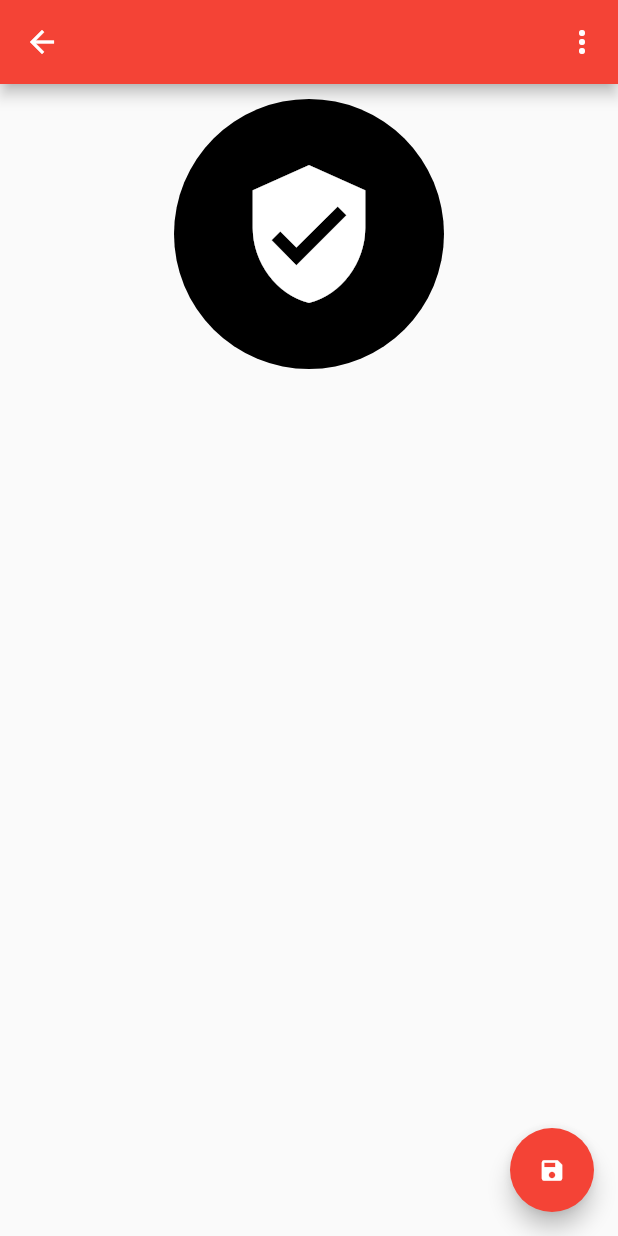
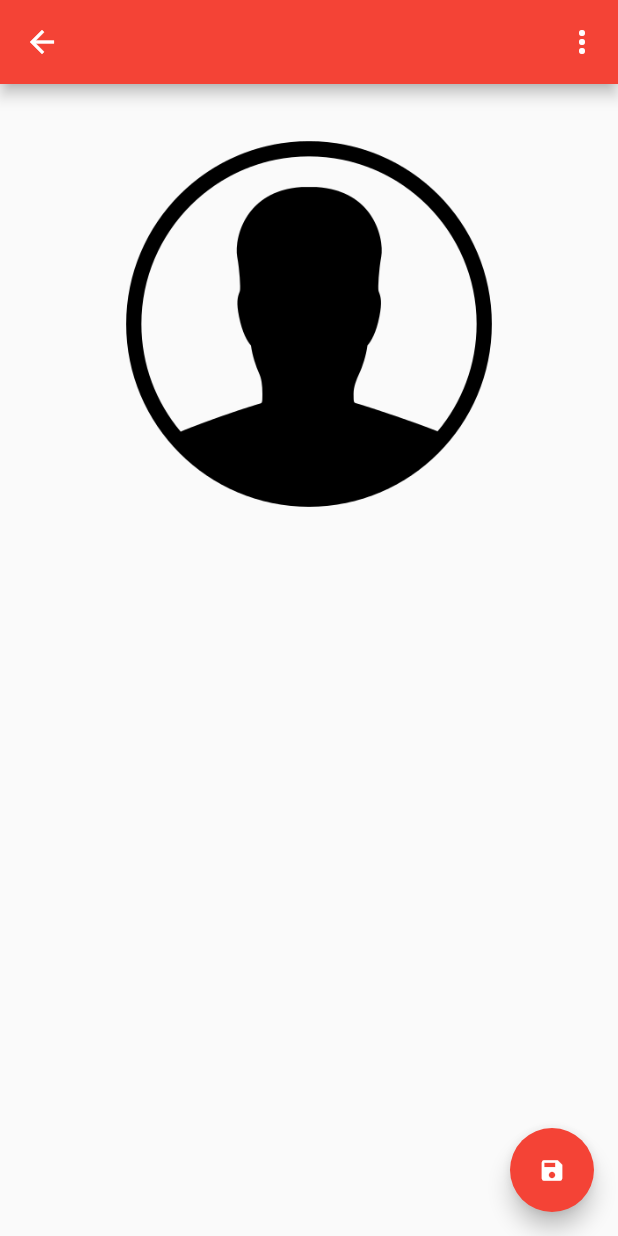
Before and after one commit to matheusnasser/contact-flutter-app, a Flutter app: the screen it shows after launch, after a tap on the "add" icon, on a phone screen of 412 x 824 dp. Run offline on Flutter 3.47's test engine with Material 2 defaults, Android fonts, the phone set to English and light mode, and no system bars; our stand-ins replace image_picker, sqflite; accounts and stored records are empty.

```diff
--- a/lib/helpers/contact_helper.dart
+++ b/lib/helpers/contact_helper.dart
@@ -30,7 +30,7 @@ class ContactHelper {
 
   Future<Database> initDb() async {
     final databasesPath = await getDatabasesPath();
-    final path = join(databasesPath, "contactsnew.db");
+    final path = join(databasesPath, "contactsnew2.db");
 
     return await openDatabase(path, version: 1,
         onCreate: (Database db, int newerVersion) async {
--- a/lib/ui/contact_create_page.dart
+++ b/lib/ui/contact_create_page.dart
@@ -1,4 +1,7 @@
+import 'dart:io';
+
 import "package:flutter/material.dart";
+import 'package:image_picker/image_picker.dart';
 
 class ContactCreate extends StatefulWidget {
   @override
@@ -7,6 +10,22 @@ class ContactCreate extends StatefulWidget {
 
 class _ContactCreateState extends State<ContactCreate> {
   @override
+  File _image;
+
+  final picker = ImagePicker();
+
+  Future _getImage() async {
+    final pickedFile = await picker.getImage(source: ImageSource.camera);
+
+    setState(() {
+      if (pickedFile != null) {
+        _image = File(pickedFile.path);
+      } else {
+        print("No image selected");
+      }
+    });
+  }
+
   Widget build(BuildContext context) {
     return Scaffold(
       appBar: AppBar(
@@ -22,17 +41,15 @@ class _ContactCreateState extends State<ContactCreate> {
           Padding(
             padding: EdgeInsets.fromLTRB(0, 10, 0, 0),
             child: Center(
-              child: Container(
-                child: Icon(
-                  Icons.verified_user,
-                  size: 100.0,
-                  color: Colors.white,
+              child: GestureDetector(
+                child: Image.asset(
+                  "images/person.png",
+                  width: 300,
+                  height: 300,
                 ),
-                width: 180,
-                height: 180,
-                decoration: BoxDecoration(
-                    borderRadius: BorderRadius.circular(125),
-                    color: Colors.black),
+                onTap: () {
+                  _getImage();
+                },
               ),
             ),
           )
```
Also changed, not shown: lib/ui/home_page.dart (+45 -5 lines), pubspec.yaml (+5 -56 lines), pubspec.lock, 7 other files.
